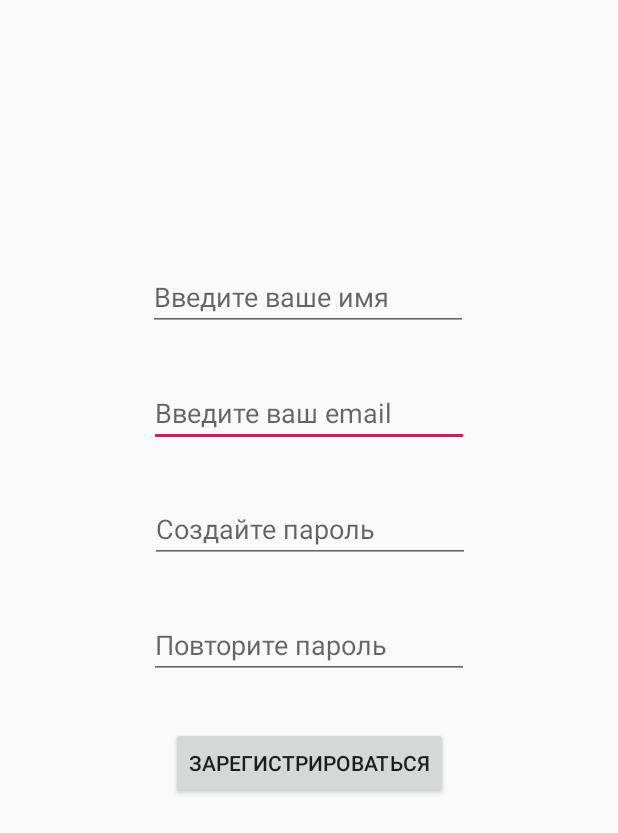
After one commit to Kaizer22/Dogfriendly_StudProject, an Android app: the layout fragment_sign_up.xml on its own in the app's theme, with its tools: preview values and no code run, on a phone screen of 412 x 824 dp. The commit adds this screen. Shown: the top 833 px of the screen. Run offline under Robolectric (Android 15) with nearby library versions, the phone set to English and light mode, and no system bars.

Commit message:
Add "Sign In" and "Sign Up" screens. Fixed issue with coordinates. Commented all classes. Can't solve problem with rendering user when marker clicked.

```diff
--- a/presentation/src/main/java/com/lanit_tercom/dogfriendly_studproject/mvp/model/Point.kt
+++ b/presentation/src/main/java/com/lanit_tercom/dogfriendly_studproject/mvp/model/Point.kt
@@ -1,4 +1,8 @@
 package com.lanit_tercom.dogfriendly_studproject.mvp.model
 
+/**
+ * Класс содержащий координаты точки на карте
+ * @author prostak.sasha111@mail.ru
+ */
 data class Point(val x: Double, val y: Double) {
 }
--- a/presentation/src/main/java/com/lanit_tercom/dogfriendly_studproject/mvp/model/UserModel.kt
+++ b/presentation/src/main/java/com/lanit_tercom/dogfriendly_studproject/mvp/model/UserModel.kt
@@ -1,4 +1,8 @@
 package com.lanit_tercom.dogfriendly_studproject.mvp.model
 
+/**
+ * Класс представляющий модель пользователя
+ * @author nikolaygorokhov1@gmail.com
+ */
 data class UserModel(val id: Int, val name: String, val point: Point) {
 }
--- a/presentation/src/main/java/com/lanit_tercom/dogfriendly_studproject/mvp/view/UserDetailsView.kt
+++ b/presentation/src/main/java/com/lanit_tercom/dogfriendly_studproject/mvp/view/UserDetailsView.kt
@@ -3,6 +3,10 @@ package com.lanit_tercom.dogfriendly_studproject.mvp.view
 
 import com.lanit_tercom.dogfriendly_studproject.mvp.model.UserModel
 
+/**
+ * Интерфейс, который наследуют все классы работающие с отображением пользователя
+ * @author nikolaygorokhov1@gmail.com
+ */
 interface UserDetailsView{
     fun renderCurrentUser(user: UserModel)
 }
--- a/presentation/src/main/java/com/lanit_tercom/dogfriendly_studproject/ui/fragment/BaseFragment.kt
+++ b/presentation/src/main/java/com/lanit_tercom/dogfriendly_studproject/ui/fragment/BaseFragment.kt
@@ -4,6 +4,12 @@ import android.os.Bundle
 import android.widget.Toast
 import androidx.fragment.app.Fragment
 
+/**
+ * Класс от которого наследуются все фрагменты.
+ * Служит для инициализации presenter класса при создании фрагмента
+ * Сохраняет состояние фрагмента (при изменении/удалении Activity)
+ * @author nikolaygorokhov1@gmail.com
+ */
 abstract class BaseFragment : Fragment() {
     override fun onCreate(savedInstanceState: Bundle?) {
         super.onCreate(savedInstanceState)
--- /dev/null
+++ b/presentation/src/main/res/layout/fragment_sign_up.xml
@@ -0,0 +1,71 @@
+<?xml version="1.0" encoding="utf-8"?>
+
+<androidx.constraintlayout.widget.ConstraintLayout
+    xmlns:android="http://schemas.android.com/apk/res/android"
+    xmlns:app="http://schemas.android.com/apk/res-auto"
+    xmlns:tools="http://schemas.android.com/tools"
+    android:layout_width="match_parent"
+    android:layout_height="match_parent">
+
+    <Button
+        android:id="@+id/button_signup"
+        android:layout_width="wrap_content"
+        android:layout_height="wrap_content"
+        android:layout_marginTop="32dp"
+        android:text="Зарегистрироваться"
+        app:layout_constraintEnd_toEndOf="parent"
+        app:layout_constraintStart_toStartOf="parent"
+        app:layout_constraintTop_toBottomOf="@+id/edit_repeat_password" />
+
+    <EditText
+        android:id="@+id/edit_email"
+        android:layout_width="wrap_content"
+        android:layout_height="wrap_content"
+        android:layout_marginTop="32dp"
+        android:ems="10"
+        android:hint="Введите ваш email"
+        android:inputType="textEmailAddress"
+        app:layout_constraintEnd_toEndOf="parent"
+        app:layout_constraintStart_toStartOf="parent"
+        app:layout_constraintTop_toBottomOf="@+id/edit_name" />
+
+    <EditText
+        android:id="@+id/edit_password"
+        android:layout_width="wrap_content"
+        android:layout_height="wrap_content"
+        android:layout_marginTop="32dp"
+        android:ems="10"
+        android:hint="Создайте пароль"
+        android:inputType="textPassword"
+        app:layout_constraintEnd_toEndOf="parent"
+        app:layout_constraintHorizontal_bias="0.502"
+        app:layout_constraintStart_toStartOf="parent"
+        app:layout_constraintTop_toBottomOf="@+id/edit_email" />
+
+    <EditText
+        android:id="@+id/edit_repeat_password"
+        android:layout_width="wrap_content"
+        android:layout_height="wrap_content"
+        android:layout_marginTop="32dp"
+        android:ems="10"
+        android:hint="Повторите пароль"
+        android:inputType="textPassword"
+        app:layout_constraintEnd_toEndOf="parent"
+        app:layout_constraintStart_toStartOf="parent"
+        app:layout_constraintTop_toBottomOf="@+id/edit_password" />
+
+    <EditText
+        android:id="@+id/edit_name"
+        android:layout_width="wrap_content"
+        android:layout_height="wrap_content"
+        android:layout_marginTop="32dp"
+        android:ems="10"
+        android:hint="Введите ваше имя"
+        android:inputType="textPersonName"
+        app:layout_constraintBottom_toBottomOf="parent"
+        app:layout_constraintEnd_toEndOf="parent"
+        app:layout_constraintHorizontal_bias="0.497"
+        app:layout_constraintStart_toStartOf="parent"
+        app:layout_constraintTop_toTopOf="parent"
+        app:layout_constraintVertical_bias="0.192" />
+</androidx.constraintlayout.widget.ConstraintLayout>
```
Also changed, not shown: presentation/src/main/java/com/lanit_tercom/dogfriendly_studproject/mvp/presenter/UseCaseTemp.kt (+9 -3 lines), presentation/src/main/java/com/lanit_tercom/dogfriendly_studproject/mvp/presenter/UserDetailPresenter.kt (+18 -1 lines), presentation/src/main/java/com/lanit_tercom/dogfriendly_studproject/ui/activity/BaseActivity.kt (+8 -6 lines), presentation/src/main/java/com/lanit_tercom/dogfriendly_studproject/ui/activity/MainActivity.kt (+12 -13 lines), presentation/src/main/java/com/lanit_tercom/dogfriendly_studproject/ui/fragment/UserDetailFragment.kt (+13 -12 lines), presentation/src/main/java/com/lanit_tercom/dogfriendly_studproject/ui/fragment/UserMapFragment.kt (+7 -11 lines), presentation/src/main/java/com/lanit_tercom/dogfriendly_studproject/ui/fragment/UserSignInFragment.kt (added, +23 -0 lines), presentation/src/main/java/com/lanit_tercom/dogfriendly_studproject/ui/fragment/UserSignUpFragment.kt (added, +22 -0 lines), presentation/src/main/res/layout/fragment_sign_in.xml (added, +57 -0 lines).
